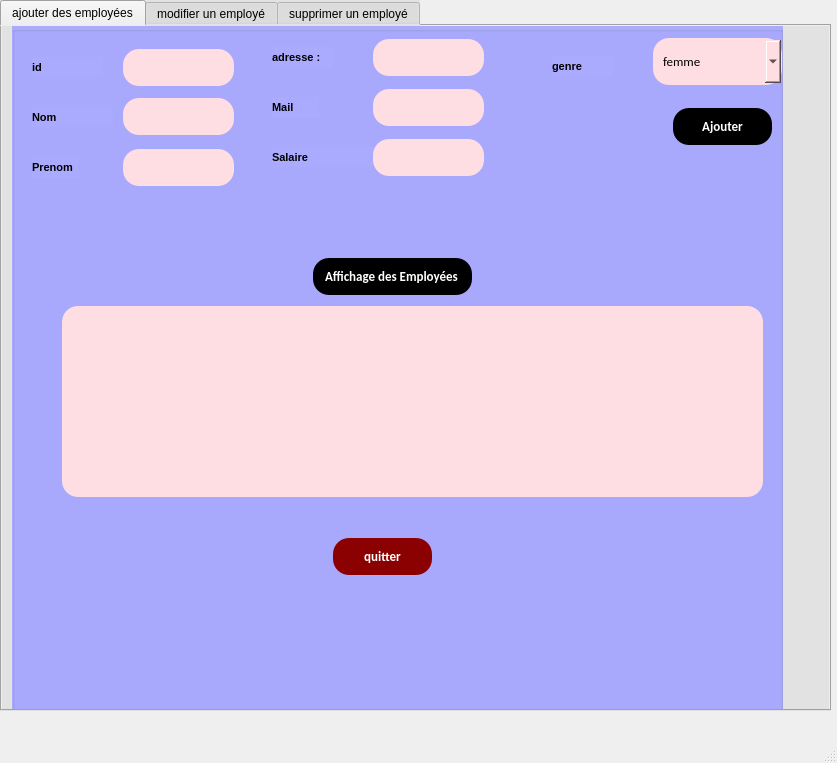
sirine999/Smart_Radio_2A24, file mainwindow.ui: the form before one commit.
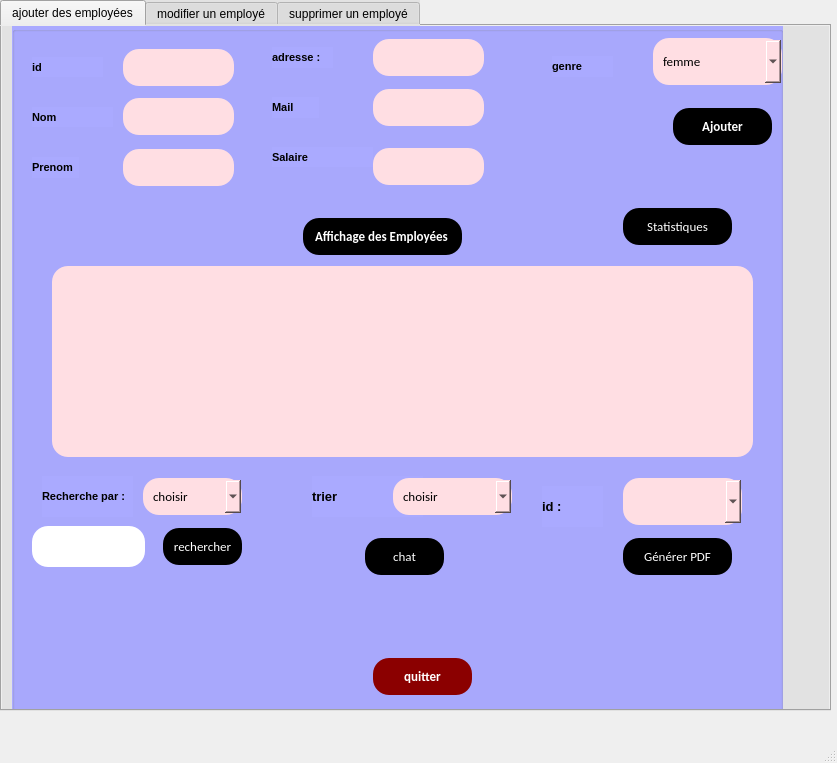
The form after the commit.

```diff
--- a/mainwindow.ui
+++ b/mainwindow.ui
@@ -51,8 +51,8 @@
       <widget class="QLineEdit" name="lineEdit_3">
        <property name="geometry">
         <rect>
-         <x>300</x>
-         <y>230</y>
+         <x>290</x>
+         <y>190</y>
          <width>161</width>
          <height>41</height>
         </rect>
@@ -87,8 +87,8 @@
       <widget class="QPushButton" name="pushButton_11">
        <property name="geometry">
         <rect>
-         <x>320</x>
-         <y>510</y>
+         <x>360</x>
+         <y>630</y>
          <width>101</width>
          <height>41</height>
         </rect>
@@ -234,7 +234,7 @@
        <property name="geometry">
         <rect>
          <x>360</x>
-         <y>111</y>
+         <y>120</y>
          <width>113</width>
          <height>41</height>
         </rect>
@@ -436,8 +436,8 @@
       <widget class="QTableView" name="tab_emp">
        <property name="geometry">
         <rect>
-         <x>50</x>
-         <y>280</y>
+         <x>40</x>
+         <y>240</y>
          <width>701</width>
          <height>191</height>
         </rect>
@@ -498,6 +498,296 @@
         <string>genre</string>
        </property>
       </widget>
+      <widget class="QLabel" name="label_14">
+       <property name="geometry">
+        <rect>
+         <x>30</x>
+         <y>450</y>
+         <width>91</width>
+         <height>41</height>
+        </rect>
+       </property>
+       <property name="font">
+        <font>
+         <pointsize>8</pointsize>
+         <weight>75</weight>
+         <bold>true</bold>
+        </font>
+       </property>
+       <property name="text">
+        <string>Recherche par :</string>
+       </property>
+      </widget>
+      <widget class="QLabel" name="label_34">
+       <property name="geometry">
+        <rect>
+         <x>300</x>
+         <y>450</y>
+         <width>111</width>
+         <height>41</height>
+        </rect>
+       </property>
+       <property name="font">
+        <font>
+         <pointsize>10</pointsize>
+         <weight>75</weight>
+         <bold>true</bold>
+        </font>
+       </property>
+       <property name="text">
+        <string>trier </string>
+       </property>
+      </widget>
+      <widget class="QComboBox" name="cb_tri">
+       <property name="geometry">
+        <rect>
+         <x>380</x>
+         <y>450</y>
+         <width>121</width>
+         <height>41</height>
+        </rect>
+       </property>
+       <property name="styleSheet">
+        <string notr="true">background-color:rgb(255,222,227);
+  color: black;
+  padding: 10px;
+  text-align: center;
+font-family:calibri;
+  font-size: 13px;
+  margin: 2px 1px;
+  border-radius : 16px;</string>
+       </property>
+       <item>
+        <property name="text">
+         <string>choisir</string>
+        </property>
+       </item>
+       <item>
+        <property name="text">
+         <string>nom croissants</string>
+        </property>
+       </item>
+       <item>
+        <property name="text">
+         <string>nom decroissants</string>
+        </property>
+       </item>
+       <item>
+        <property name="text">
+         <string>prenom croissants</string>
+        </property>
+       </item>
+       <item>
+        <property name="text">
+         <string>prenom decroissant</string>
+        </property>
+       </item>
+       <item>
+        <property name="text">
+         <string>salaire croissant</string>
+        </property>
+       </item>
+       <item>
+        <property name="text">
+         <string>salaire decroissant</string>
+        </property>
+       </item>
+      </widget>
+      <widget class="QComboBox" name="cb_rech_emp">
+       <property name="geometry">
+        <rect>
+         <x>130</x>
+         <y>450</y>
+         <width>101</width>
+         <height>41</height>
+        </rect>
+       </property>
+       <property name="styleSheet">
+        <string notr="true">background-color:rgb(255,222,227);
+  color: black;
+  padding: 10px;
+  text-align: center;
+font-family:calibri;
+  font-size: 13px;
+  margin: 2px 1px;
+  border-radius : 16px;</string>
+       </property>
+       <item>
+        <property name="text">
+         <string>choisir</string>
+        </property>
+       </item>
+       <item>
+        <property name="text">
+         <string>id</string>
+        </property>
+       </item>
+       <item>
+        <property name="text">
+         <string>nom</string>
+        </property>
+       </item>
+       <item>
+        <property name="text">
+         <string>salaire</string>
+        </property>
+       </item>
+      </widget>
+      <widget class="QLineEdit" name="le_rech">
+       <property name="geometry">
+        <rect>
+         <x>20</x>
+         <y>500</y>
+         <width>113</width>
+         <height>41</height>
+        </rect>
+       </property>
+       <property name="styleSheet">
+        <string notr="true">background-color:white;
+border-radius:16px</string>
+       </property>
+       <property name="text">
+        <string/>
+       </property>
+      </widget>
+      <widget class="QPushButton" name="search_pb">
+       <property name="geometry">
+        <rect>
+         <x>150</x>
+         <y>500</y>
+         <width>81</width>
+         <height>41</height>
+        </rect>
+       </property>
+       <property name="styleSheet">
+        <string notr="true">background-color: black	;
+  border: none;
+  color: white;
+  padding: 10px;
+  text-align: center;
+  text-decoration: none;
+font-family:calibri;
+  display: inline-block;
+  font-size: 13px;
+  margin: 2px 1px;
+  border-radius : 16px;</string>
+       </property>
+       <property name="text">
+        <string>rechercher</string>
+       </property>
+      </widget>
+      <widget class="QPushButton" name="pushButton">
+       <property name="geometry">
+        <rect>
+         <x>610</x>
+         <y>510</y>
+         <width>111</width>
+         <height>41</height>
+        </rect>
+       </property>
+       <property name="styleSheet">
+        <string notr="true">background-color: black	;
+  color: white;
+  padding: 10px;
+  text-align: center;
+font-family:calibri;
+  font-size: 13px;
+  margin: 2px 1px;
+  border-radius : 16px;</string>
+       </property>
+       <property name="text">
+        <string>Générer PDF</string>
+       </property>
+      </widget>
+      <widget class="QComboBox" name="cb_pdf">
+       <property name="geometry">
+        <rect>
+         <x>610</x>
+         <y>450</y>
+         <width>121</width>
+         <height>51</height>
+        </rect>
+       </property>
+       <property name="styleSheet">
+        <string notr="true">background-color:rgb(255,222,227);
+  color: black;
+  padding: 10px;
+  text-align: center;
+font-family:calibri;
+  font-size: 13px;
+  margin: 2px 1px;
+  border-radius : 16px;</string>
+       </property>
+      </widget>
+      <widget class="QLabel" name="label_35">
+       <property name="geometry">
+        <rect>
+         <x>530</x>
+         <y>460</y>
+         <width>61</width>
+         <height>41</height>
+        </rect>
+       </property>
+       <property name="font">
+        <font>
+         <pointsize>10</pointsize>
+         <weight>75</weight>
+         <bold>true</bold>
+        </font>
+       </property>
+       <property name="text">
+        <string>id :</string>
+       </property>
+      </widget>
+      <widget class="QPushButton" name="pb_stat">
+       <property name="geometry">
+        <rect>
+         <x>610</x>
+         <y>180</y>
+         <width>111</width>
+         <height>41</height>
+        </rect>
+       </property>
+       <property name="styleSheet">
+        <string notr="true">background-color: black	;
+  color: white;
+  padding: 10px;
+  text-align: center;
+font-family:calibri;
+  font-size: 13px;
+  margin: 2px 1px;
+  border-radius : 16px;</string>
+       </property>
+       <property name="text">
+        <string>Statistiques</string>
+       </property>
+      </widget>
+      <widget class="QPushButton" name="pushButton_2">
+       <property name="geometry">
+        <rect>
+         <x>352</x>
+         <y>510</y>
+         <width>81</width>
+         <height>41</height>
+        </rect>
+       </property>
+       <property name="styleSheet">
+        <string notr="true">background-color: black	;
+  border: none;
+  color: white;
+  padding: 10px;
+  text-align: center;
+  text-decoration: none;
+font-family:calibri;
+  display: inline-block;
+  font-size: 13px;
+  margin: 2px 1px;
+  border-radius : 16px;</string>
+       </property>
+       <property name="text">
+        <string>chat</string>
+       </property>
+      </widget>
      </widget>
     </widget>
     <widget class="QWidget" name="tab_4">
```
